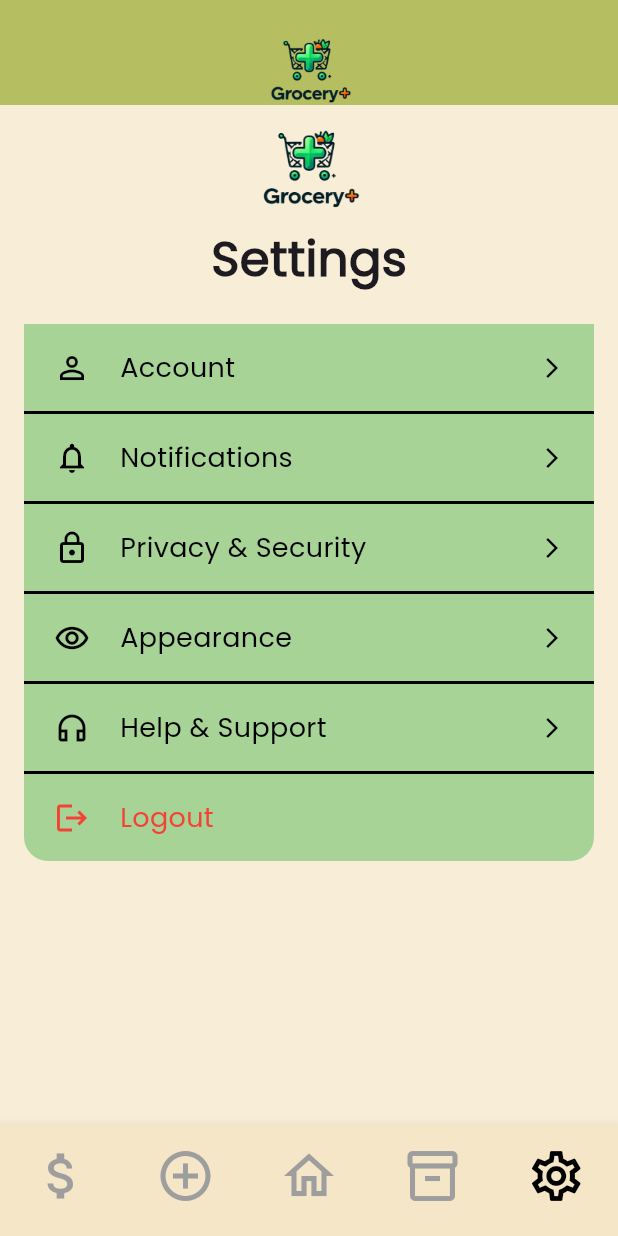
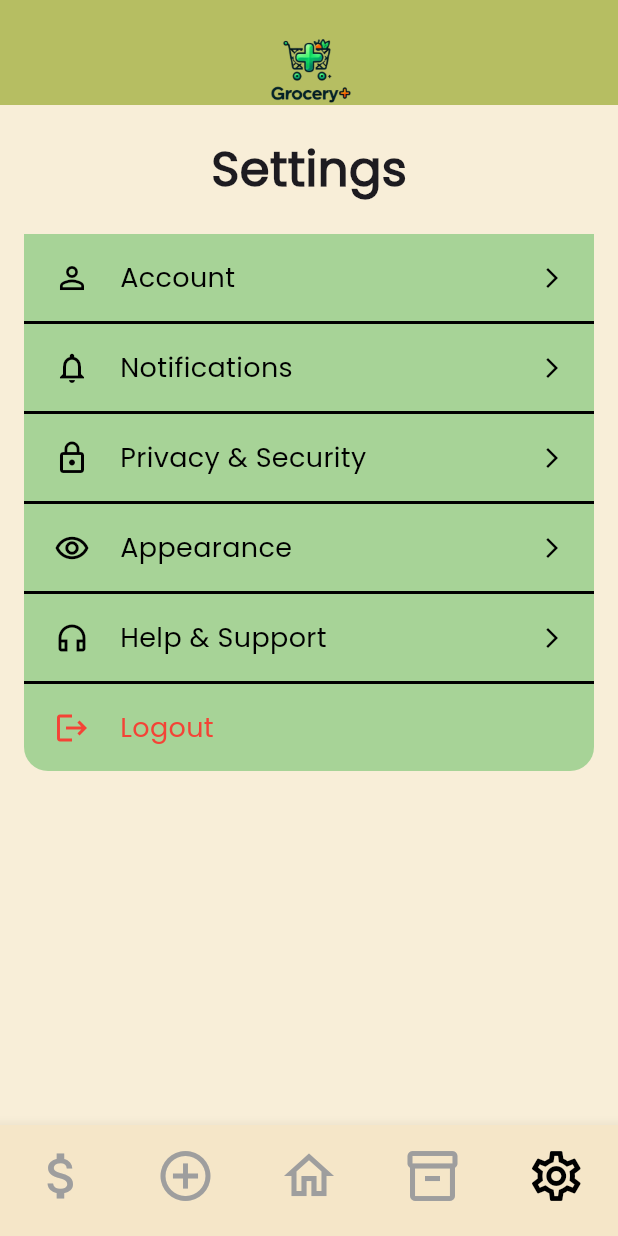
Before and after one commit to keremsirtikizil/CS310_Project, a Flutter app: the SettingsPage screen opened by its route, on a phone screen of 412 x 824 dp. Run offline on Flutter 3.47's test engine with Material 3 defaults, Android fonts, the phone set to English and light mode, and no system bars; our stand-ins replace cloud_firestore, email_validator, firebase_analytics, firebase_auth, firebase_core, fl_chart; missing offline and left inert: mobile_scanner; accounts and stored records are empty; network calls fail.

Commit message:
Little bug corrected (navigation)

```diff
--- a/lib/routes/settings.dart
+++ b/lib/routes/settings.dart
@@ -60,7 +60,7 @@ class SettingsPage extends StatelessWidget {
         child: Column(
           children: [
             const SizedBox(height: 10),
-            Image.asset('assets/images/grocery+_logo.png', height: 60),
+            //Image.asset('assets/images/grocery+_logo.png', height: 60), no need we have it in appbar
             const SizedBox(height: 10),
             const Text(
               "Settings",
```
